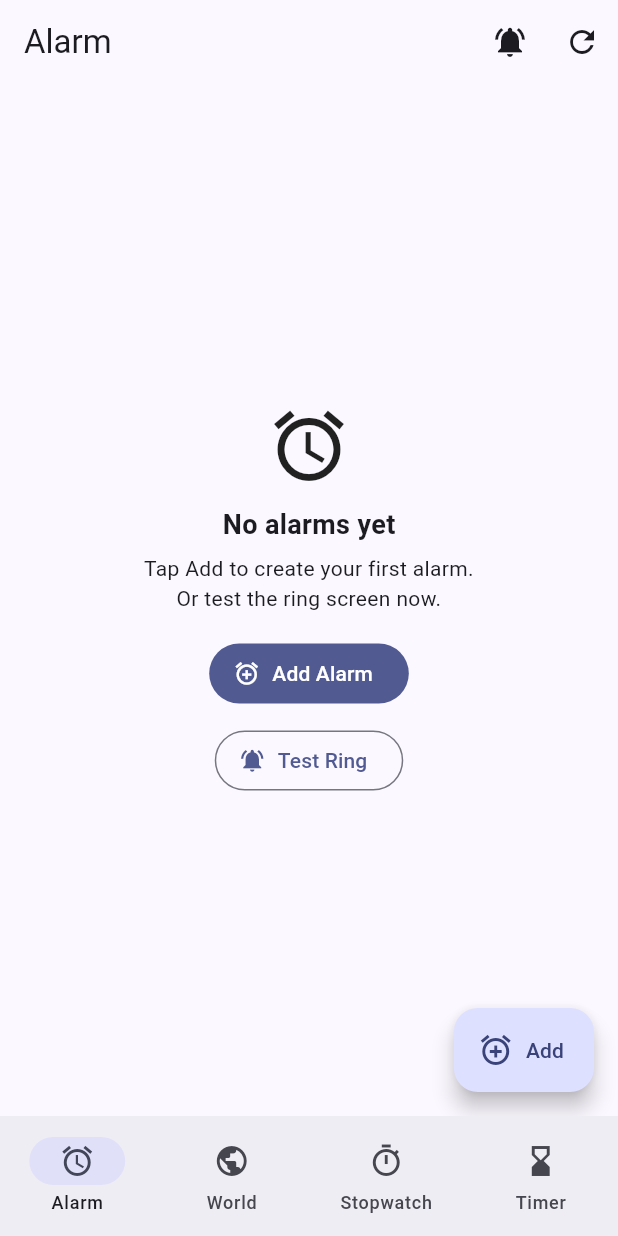
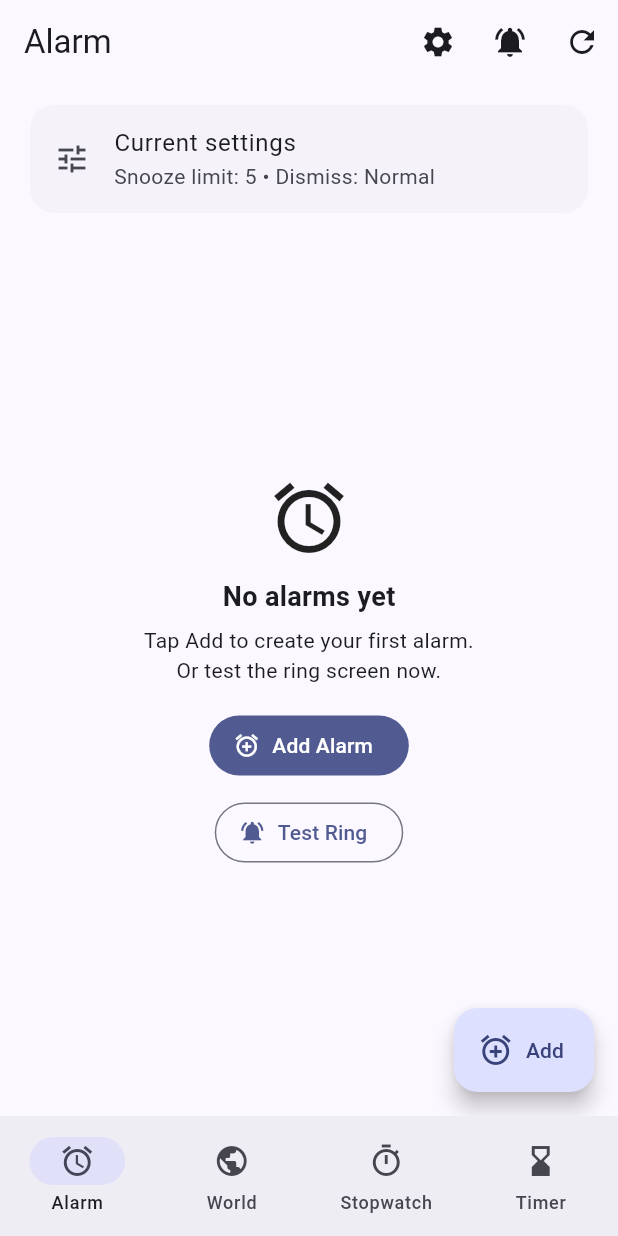
Before and after one commit to thisscribe000/ALARM-NEW, a Flutter app: the screen it shows after launch, on a phone screen of 412 x 824 dp. Run offline on Flutter 3.47's test engine with Material 3 defaults, Android fonts, the light colour scheme and no system bars; our stand-ins replace shared_preferences.

Commit message:
Fix: Use RadioGroup in alarm settings (remove deprecations)

```diff
--- /dev/null
+++ b/lib/features/alarms/data/alarm_settings_store.dart
@@ -0,0 +1,28 @@
+import 'dart:convert';
+
+import 'package:shared_preferences/shared_preferences.dart';
+
+import '../domain/alarm_settings.dart';
+
+class AlarmSettingsStore {
+  static const _key = 'alarm_settings_v1';
+
+  Future<AlarmSettings> load() async {
+    final prefs = await SharedPreferences.getInstance();
+    final raw = prefs.getString(_key);
+    if (raw == null || raw.trim().isEmpty) return AlarmSettings.defaultValue;
+
+    try {
+      final decoded = jsonDecode(raw);
+      if (decoded is! Map) return AlarmSettings.defaultValue;
+      return AlarmSettings.fromJson(Map<String, dynamic>.from(decoded));
+    } catch (_) {
+      return AlarmSettings.defaultValue;
+    }
+  }
+
+  Future<void> save(AlarmSettings settings) async {
+    final prefs = await SharedPreferences.getInstance();
+    await prefs.setString(_key, jsonEncode(settings.toJson()));
+  }
+}
--- /dev/null
+++ b/lib/features/alarms/domain/alarm_settings.dart
@@ -0,0 +1,51 @@
+enum DismissMethod {
+  normal,
+  ticTacToe,
+}
+
+class AlarmSettings {
+  /// null => unlimited
+  final int? snoozeLimit;
+
+  final DismissMethod dismissMethod;
+
+  const AlarmSettings({
+    required this.snoozeLimit,
+    required this.dismissMethod,
+  });
+
+  static const defaultValue = AlarmSettings(
+    snoozeLimit: 5,
+    dismissMethod: DismissMethod.normal,
+  );
+
+  AlarmSettings copyWith({
+    int? snoozeLimit,
+    bool snoozeLimitToNull = false,
+    DismissMethod? dismissMethod,
+  }) {
+    return AlarmSettings(
+      snoozeLimit: snoozeLimitToNull ? null : (snoozeLimit ?? this.snoozeLimit),
+      dismissMethod: dismissMethod ?? this.dismissMethod,
+    );
+  }
+
+  Map<String, dynamic> toJson() => {
+        'snoozeLimit': snoozeLimit,
+        'dismissMethod': dismissMethod.name,
+      };
+
+  static AlarmSettings fromJson(Map<String, dynamic> json) {
+    final rawMethod = (json['dismissMethod'] ?? 'normal') as String;
+    final method = DismissMethod.values
+        .where((e) => e.name == rawMethod)
+        .cast<DismissMethod?>()
+        .firstWhere((e) => e != null, orElse: () => DismissMethod.normal)!;
+
+    final limit = json['snoozeLimit'];
+    return AlarmSettings(
+      snoozeLimit: limit is int ? limit : null,
+      dismissMethod: method,
+    );
+  }
+}
--- a/lib/features/alarms/presentation/alarms_tab.dart
+++ b/lib/features/alarms/presentation/alarms_tab.dart
@@ -1,10 +1,13 @@
 import 'package:flutter/material.dart';
 
 import '../../../services/alarm_runtime.dart';
+import '../data/alarm_settings_store.dart';
 import '../data/alarm_store.dart';
 import '../domain/alarm.dart';
+import '../domain/alarm_settings.dart';
 import 'alarm_editor.dart';
 import 'alarm_ring.dart';
+import 'alarm_settings_screen.dart';
 
 class AlarmsTab extends StatefulWidget {
   const AlarmsTab({super.key});
@@ -15,21 +18,29 @@ class AlarmsTab extends StatefulWidget {
 
 class _AlarmsTabState extends State<AlarmsTab> {
   final AlarmStore _store = AlarmStore();
+  final AlarmSettingsStore _settingsStore = AlarmSettingsStore();
+
   bool _loading = true;
   List<Alarm> _alarms = [];
+  AlarmSettings _settings = AlarmSettings.defaultValue;
 
   @override
   void initState() {
     super.initState();
-    _load();
+    _loadAll();
   }
 
-  Future<void> _load() async {
+  Future<void> _loadAll() async {
     setState(() => _loading = true);
     final loaded = await _store.load();
+    final settings = await _settingsStore.load();
+
     loaded.sort(_alarmSort);
+    if (!mounted) return;
+
     setState(() {
       _alarms = loaded;
+      _settings = settings;
       _loading = false;
     });
   }
@@ -88,10 +99,26 @@ class _AlarmsTabState extends State<AlarmsTab> {
     await _persist();
   }
 
+  Future<void> _openSettings() async {
+    await Navigator.of(context).push(
+      MaterialPageRoute(builder: (_) => const AlarmSettingsScreen()),
+    );
+
+    // Reload settings after returning
+    final settings = await _settingsStore.load();
+    if (!mounted) return;
+    setState(() => _settings = settings);
+  }
+
   void _testRing(Alarm alarm) {
     AlarmRuntime.instance.startRinging(alarm);
     Navigator.of(context).push(
-      MaterialPageRoute(builder: (_) => AlarmRingScreen(alarm: alarm, maxSnoozes: 5)),
+      MaterialPageRoute(
+        builder: (_) => AlarmRingScreen(
+          alarm: alarm,
+          maxSnoozes: _settings.snoozeLimit,
+        ),
+      ),
     );
   }
 
@@ -109,10 +136,21 @@ class _AlarmsTabState extends State<AlarmsTab> {
 
   @override
   Widget build(BuildContext context) {
+    final snoozeText =
+        _settings.snoozeLimit == null ? 'Unlimited' : '${_settings.snoozeLimit}';
+
+    final dismissText =
+        _settings.dismissMethod == DismissMethod.normal ? 'Normal' : 'TicTacToe';
+
     return Scaffold(
       appBar: AppBar(
         title: const Text('Alarm'),
         actions: [
+          IconButton(
+            tooltip: 'Settings',
+            onPressed: _openSettings,
+            icon: const Icon(Icons.settings),
+          ),
           IconButton(
             tooltip: 'Test ring',
             onPressed: _testRingQuick,
@@ -120,17 +158,31 @@ class _AlarmsTabState extends State<AlarmsTab> {
           ),
           IconButton(
             tooltip: 'Reload',
-            onPressed: _load,
+            onPressed: _loadAll,
             icon: const Icon(Icons.refresh),
           ),
         ],
       ),
       body: _loading
           ? const Center(child: CircularProgressIndicator())
-          : _alarms.isEmpty
+          : Column(
+              children: [
+                Padding(
+                  padding: const EdgeInsets.fromLTRB(16, 10, 16, 6),
+                  child: Card(
+                    child: ListTile(
+                      leading: const Icon(Icons.tune),
+                      title: const Text('Current settings'),
+                      subtitle: Text('Snooze limit: $snoozeText • Dismiss: $dismissText'),
+                      onTap: _openSettings,
+                    ),
+                  ),
+                ),
+                Expanded(
+                  child: _alarms.isEmpty
                       ? _EmptyState(onAdd: _addAlarm, onTestRing: _testRingQuick)
                       : ListView.separated(
-                  padding: const EdgeInsets.fromLTRB(16, 12, 16, 110),
+                          padding: const EdgeInsets.fromLTRB(16, 8, 16, 110),
                           itemCount: _alarms.length,
                           separatorBuilder: (context, index) =>
                               const SizedBox(height: 10),
@@ -142,10 +194,13 @@ class _AlarmsTabState extends State<AlarmsTab> {
                               background: Container(
                                 alignment: Alignment.centerRight,
                                 padding: const EdgeInsets.only(right: 16),
-                        color: Theme.of(context).colorScheme.errorContainer,
+                                color:
+                                    Theme.of(context).colorScheme.errorContainer,
                                 child: Icon(
                                   Icons.delete,
-                          color: Theme.of(context).colorScheme.onErrorContainer,
+                                  color: Theme.of(context)
+                                      .colorScheme
+                                      .onErrorContainer,
                                 ),
                               ),
                               confirmDismiss: (_) async {
@@ -200,7 +255,8 @@ class _AlarmsTabState extends State<AlarmsTab> {
                                       ),
                                     ),
                                     Padding(
-                              padding: const EdgeInsets.fromLTRB(12, 0, 12, 12),
+                                      padding:
+                                          const EdgeInsets.fromLTRB(12, 0, 12, 12),
                                       child: Row(
                                         children: [
                                           Expanded(
@@ -218,6 +274,9 @@ class _AlarmsTabState extends State<AlarmsTab> {
                               ),
                             );
                           },
+                        ),
+                ),
+              ],
             ),
       floatingActionButton: FloatingActionButton.extended(
         onPressed: _addAlarm,
--- a/lib/services/alarm_runtime.dart
+++ b/lib/services/alarm_runtime.dart
@@ -64,14 +64,12 @@ class AlarmRuntime {
 
   _snoozeCount++;
 
-    // Stop current ringing UI (caller will pop)
   _autoStopTimer?.cancel();
   _autoStopTimer = null;
 
   _current = null;
   _ringingController.add(null);
 
-    // Schedule re-ring
   _snoozeTimer?.cancel();
 
   final delay = _devDelayForMinutes(minutes);
```
Also changed, not shown: lib/features/alarms/presentation/alarm_settings_screen.dart (added, +136 -0 lines). Lines whose indentation alone changed are shown as unchanged.
